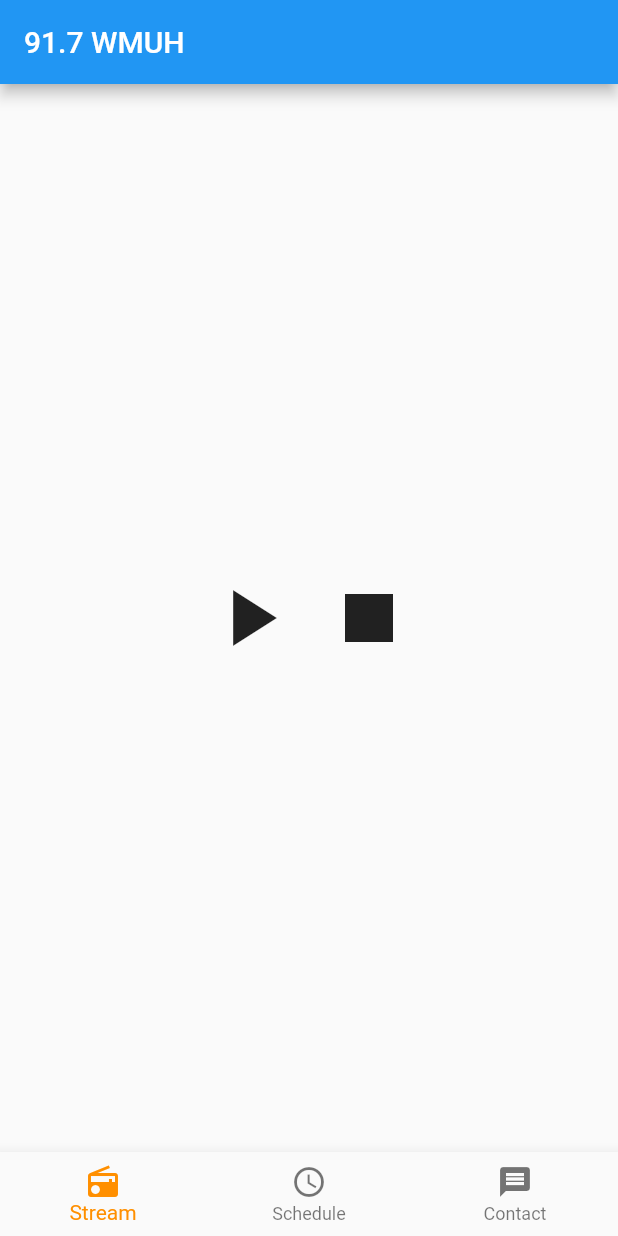
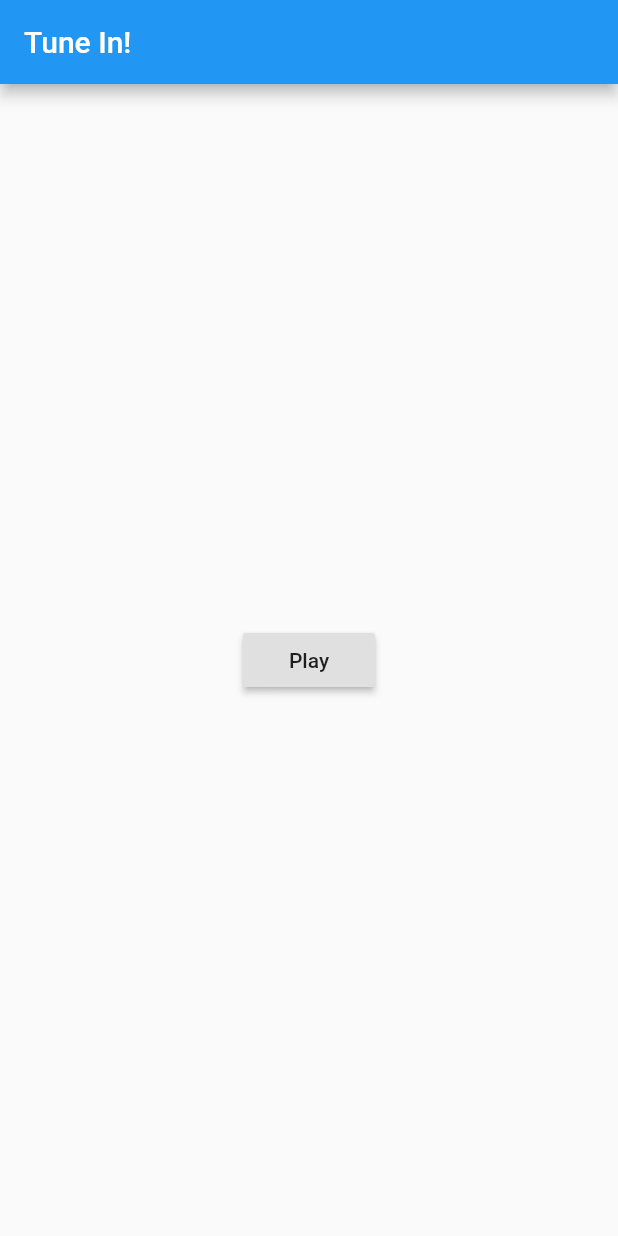
Before and after one commit to skuffed/WMUHAPP, a Flutter app: the screen it shows after launch, on a phone screen of 412 x 824 dp. Run offline on Flutter 3.47's test engine with Material 2 defaults, Android fonts, the phone set to English and light mode, and no system bars; our stand-ins replace audio_service, just_audio; statements that could not run were skipped.

Commit message:
Added audio_service implementation, not complete but it at least works

```diff
--- a/lib/main.dart
+++ b/lib/main.dart
@@ -9,11 +9,30 @@
 // ![A scaffold with a bottom navigation bar containing three bottom navigation
 // bar items. The first one is selected.](https://flutter.github.io/assets-for-api-docs/assets/material/bottom_navigation_bar.png)
 
+import 'dart:async';
+
 import 'package:flutter/material.dart';
 
 import 'package:just_audio/just_audio.dart';
+import 'package:audio_service/audio_service.dart';
 
 void main() => runApp(MyApp());
+
+final playControl = MediaControl(
+  androidIcon: 'drawable/ic_action_play_arrow',
+  label: 'Play',
+  action: MediaAction.play,
+);
+final pauseControl = MediaControl(
+  androidIcon: 'drawable/ic_action_pause',
+  label: 'Pause',
+  action: MediaAction.pause,
+);
+final stopControl = MediaControl(
+  androidIcon: 'drawable/ic_action_stop',
+  label: 'Stop',
+  action: MediaAction.stop,
+);
 
 /// This Widget is the main application widget.
 class MyApp extends StatelessWidget {
@@ -23,113 +42,211 @@ class MyApp extends StatelessWidget {
   Widget build(BuildContext context) {
     return MaterialApp(
       title: _title,
-      home: MyStatefulWidget(),
+      home: AudioServiceWidget(child: MainScreen()),
     );
   }
 }
 
-class MyStatefulWidget extends StatefulWidget {
-  MyStatefulWidget({Key key}) : super(key: key);
+//class MyStatefulWidget extends StatefulWidget {
+//  MyStatefulWidget({Key key}) : super(key: key);
+//
+//  @override
+//  _MyStatefulWidgetState createState() => _MyStatefulWidgetState();
+//}
+
+class AudioServiceWidget extends StatefulWidget {
+  final Widget child;
+
+  AudioServiceWidget({@required this.child});
 
   @override
-  _MyStatefulWidgetState createState() => _MyStatefulWidgetState();
+  _AudioServiceWidgetState createState() => _AudioServiceWidgetState();
 }
 
-
-class _MyStatefulWidgetState extends State<MyStatefulWidget> {
-  int _selectedIndex = 0;
-  static const TextStyle optionStyle =
-  TextStyle(fontSize: 30, fontWeight: FontWeight.bold);
-  static String url = 'http://192.104.181.26:8000/stream';
-  static final _player = AudioPlayer();
-  var duration = _player.setUrl(url);
-
-  static List<Widget> _widgetOptions = <Widget>[
-    StreamBuilder<FullAudioPlaybackState>(
-      stream: _player.fullPlaybackStateStream,
+class MainScreen extends StatelessWidget {
+  @override
+  Widget build(BuildContext context) {
+    return Scaffold(
+      appBar: AppBar(title: Text("Tune In!")),
+      body: Center(
+        child: StreamBuilder<PlaybackState>(
+          stream: AudioService.playbackStateStream,
           builder: (context, snapshot) {
-        final fullState = snapshot.data;
-        final state = fullState?.state;
-        final buffering = fullState?.buffering;
-        return Row(
-          mainAxisSize: MainAxisSize.min,
+            final state =
+                snapshot.data?.basicState ?? BasicPlaybackState.stopped;
+            return Column(
+              mainAxisAlignment: MainAxisAlignment.center,
               children: [
-            if (state == AudioPlaybackState.connecting ||
-                buffering == true)
-              Container(
-                margin: EdgeInsets.all(8.0),
-                width: 64.0,
-                height: 64.0,
-                child: CircularProgressIndicator(),
-              )
-            else if (state == AudioPlaybackState.playing)
-              IconButton(
-                icon: Icon(Icons.pause),
-                iconSize: 64.0,
-                onPressed: _player.pause,
-              )
+                if (state == BasicPlaybackState.playing)
+                  RaisedButton(child: Text("Pause"), onPressed: pause)
                 else
-              IconButton(
-                icon: Icon(Icons.play_arrow),
-                iconSize: 64.0,
-                onPressed: _player.play,
-              ),
-            IconButton(
-              icon: Icon(Icons.stop),
-              iconSize: 64.0,
-              onPressed: state == AudioPlaybackState.stopped ||
-                  state == AudioPlaybackState.none
-                  ? null
-                  : _player.stop,
-            ),
+                  RaisedButton(child: Text("Play"), onPressed: play),
+                if (state != BasicPlaybackState.stopped)
+                  RaisedButton(child: Text("Stop"), onPressed: stop),
               ],
             );
           },
         ),
-    Text(
-      'Index 1: Schedule',
-      style: optionStyle,
       ),
-    Text(
-      'Index 2: Contact',
-      style: optionStyle,
-    ),
-  ];
+    );
+  }
 
-  void _onItemTapped(int index) {
-    setState(() {
-      _selectedIndex = index;
-    });
+  play() async {
+    if (await AudioService.running) {
+      AudioService.play();
+    } else {
+      AudioService.start(backgroundTaskEntrypoint: _backgroundTaskEntrypoint);
+    }
+  }
+
+  pause() => AudioService.pause();
+
+  stop() => AudioService.stop();
+}
+
+_backgroundTaskEntrypoint() {
+  AudioServiceBackground.run(() => AudioPlayerTask());
+}
+
+class AudioPlayerTask extends BackgroundAudioTask {
+  final AudioPlayer _audioPlayer = AudioPlayer();
+  final _completer = Completer();
+
+  @override
+  Future<void> onStart() async {
+    // Broadcast that we're playing, and what controls are available.
+    AudioServiceBackground.setState(
+        controls: [pauseControl, stopControl],
+        basicState: BasicPlaybackState.playing);
+
+    await _audioPlayer.setUrl("http://192.104.181.26:8000/stream");
+    _audioPlayer.play();
+    await _completer.future;
+    // Broadcast that we've stopped.
+    AudioServiceBackground.setState(
+        controls: [], basicState: BasicPlaybackState.playing);
+  }
+
+  @override
+  void onStop() {
+    _audioPlayer.stop();
+    _completer.complete();
+  }
+
+  @override
+  void onPlay() {
+    // Broadcast that we're playing, and what controls are available.
+    AudioServiceBackground.setState(
+        controls: [pauseControl, stopControl],
+        basicState: BasicPlaybackState.playing);
+
+    _audioPlayer.play();
+  }
+
+  @override
+  void onPause() {
+    // Broadcast that we're paused, and what controls are available.
+    AudioServiceBackground.setState(
+        controls: [playControl, stopControl],
+        basicState: BasicPlaybackState.playing);
+
+    _audioPlayer.pause();
+  }
+}
+
+class _AudioServiceWidgetState extends State<AudioServiceWidget>
+    with WidgetsBindingObserver {
+  @override
+  void initState() {
+    super.initState();
+    WidgetsBinding.instance.addObserver(this);
+    AudioService.connect();
+  }
+
+  @override
+  void dispose() {
+    AudioService.disconnect();
+    WidgetsBinding.instance.removeObserver(this);
+    super.dispose();
+  }
+
+  @override
+  void didChangeAppLifecycleState(AppLifecycleState state) {
+    switch (state) {
+      case AppLifecycleState.resumed:
+        AudioService.connect();
+        break;
+      case AppLifecycleState.paused:
+        AudioService.disconnect();
+        break;
+      default:
+        break;
+    }
   }
 
   @override
   Widget build(BuildContext context) {
-    return Scaffold(
-      appBar: AppBar(
-        title: const Text('91.7 WMUH'),
-      ),
-      body: Center(
-        child: _widgetOptions.elementAt(_selectedIndex),
-      ),
-      bottomNavigationBar: BottomNavigationBar(
-        items: const <BottomNavigationBarItem>[
-          BottomNavigationBarItem(
-            icon: Icon(Icons.radio),
-            title: Text('Stream'),
-          ),
-          BottomNavigationBarItem(
-            icon: Icon(Icons.schedule),
-            title: Text('Schedule'),
-          ),
-          BottomNavigationBarItem(
-            icon: Icon(Icons.message),
-            title: Text('Contact'),
-          ),
-        ],
-        currentIndex: _selectedIndex,
-        selectedItemColor: Colors.amber[800],
-        onTap: _onItemTapped,
-      ),
+    return WillPopScope(
+      onWillPop: () async {
+        AudioService.disconnect();
+        return true;
+      },
+      child: widget.child,
     );
   }
 }
+
+//class _MyStatefulWidgetState extends State<MyStatefulWidget> {
+//  int _selectedIndex = 0;
+//  static const TextStyle optionStyle =
+//  TextStyle(fontSize: 30, fontWeight: FontWeight.bold);
+//
+//  static List<Widget> _widgetOptions = <Widget>[
+//    MainScreen(),
+//    Text(
+//      'Index 1: Schedule',
+//      style: optionStyle,
+//    ),
+//    Text(
+//      'Index 2: Contact',
+//      style: optionStyle,
+//    ),
+//  ];
+//
+//  void _onItemTapped(int index) {
+//    setState(() {
+//      _selectedIndex = index;
+//    });
+//  }
+//
+//  @override
+//  Widget build(BuildContext context) {
+//    return Scaffold(
+//      appBar: AppBar(
+//        title: const Text('91.7 WMUH'),
+//      ),
+//      body: Center(
+//        child: _widgetOptions.elementAt(_selectedIndex),
+//      ),
+//      bottomNavigationBar: BottomNavigationBar(
+//        items: const <BottomNavigationBarItem>[
+//          BottomNavigationBarItem(
+//            icon: Icon(Icons.radio),
+//            title: Text('Stream'),
+//          ),
+//          BottomNavigationBarItem(
+//            icon: Icon(Icons.schedule),
+//            title: Text('Schedule'),
+//          ),
+//          BottomNavigationBarItem(
+//            icon: Icon(Icons.message),
+//            title: Text('Contact'),
+//          ),
+//        ],
+//        currentIndex: _selectedIndex,
+//        selectedItemColor: Colors.amber[800],
+//        onTap: _onItemTapped,
+//      ),
+//    );
+//  }
+//}
--- a/pubspec.yaml
+++ b/pubspec.yaml
@@ -20,7 +20,7 @@ dependencies:
   flutter:
     sdk: flutter
   just_audio:
-  http:
+  audio_service:
 
   # The following adds the Cupertino Icons font to your application.
   # Use with the CupertinoIcons class for iOS style icons.
```
Also changed, not shown: pubspec.lock, 4 other files. Lines whose indentation alone changed are shown as unchanged.
